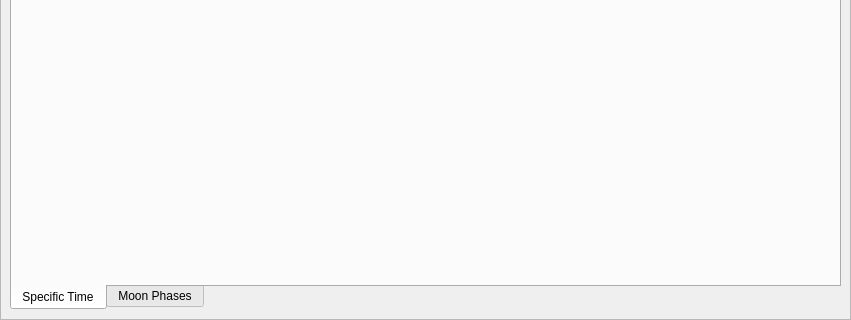
Old version of the form src/gui/astroCalcDialog.ui in the repository Stellarium/stellarium; both pictures show x 0 to 851 and y 147 to 467 of the 851 by 467 pixel window.
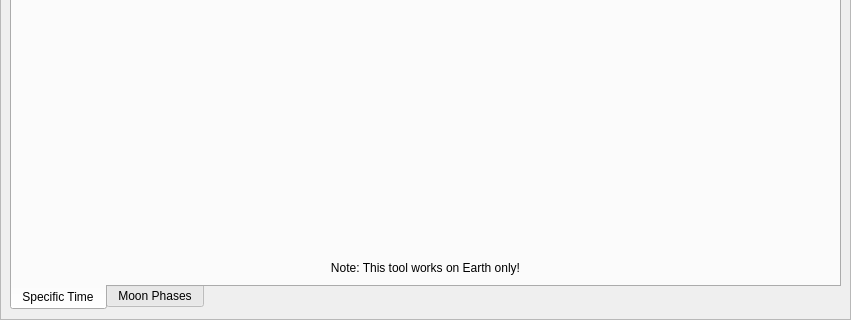
New version of the form. The open tabs and pages were chosen to show the change. Icons and pictures are not drawn. Custom widgets are drawn as their Qt base class.

```diff
--- a/src/gui/astroCalcDialog.ui
+++ b/src/gui/astroCalcDialog.ui
@@ -3136,6 +3136,16 @@
                 </property>
                </spacer>
               </item>
+              <item row="2" column="0">
+               <widget class="QLabel" name="labelNote">
+                <property name="text">
+                 <string>Note: This tool works on Earth only!</string>
+                </property>
+                <property name="alignment">
+                 <set>Qt::AlignCenter</set>
+                </property>
+               </widget>
+              </item>
              </layout>
             </widget>
             <widget class="QWidget" name="tabMoonPhases">
```
